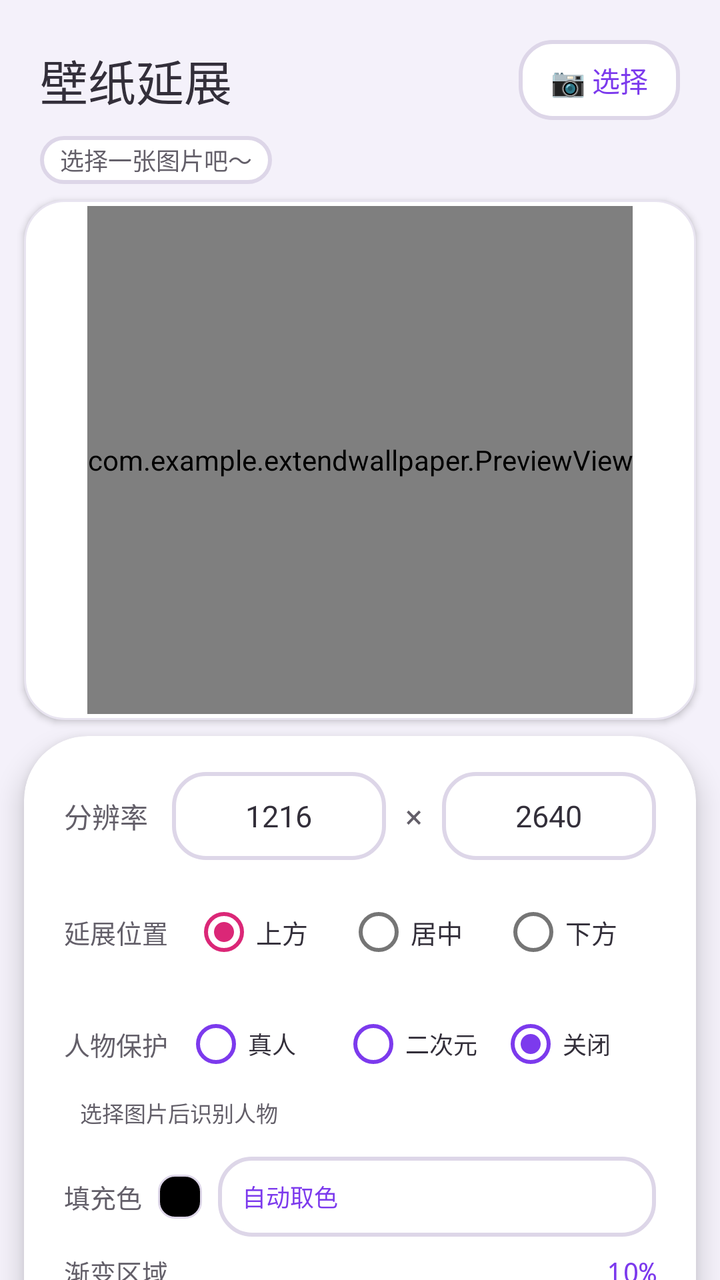
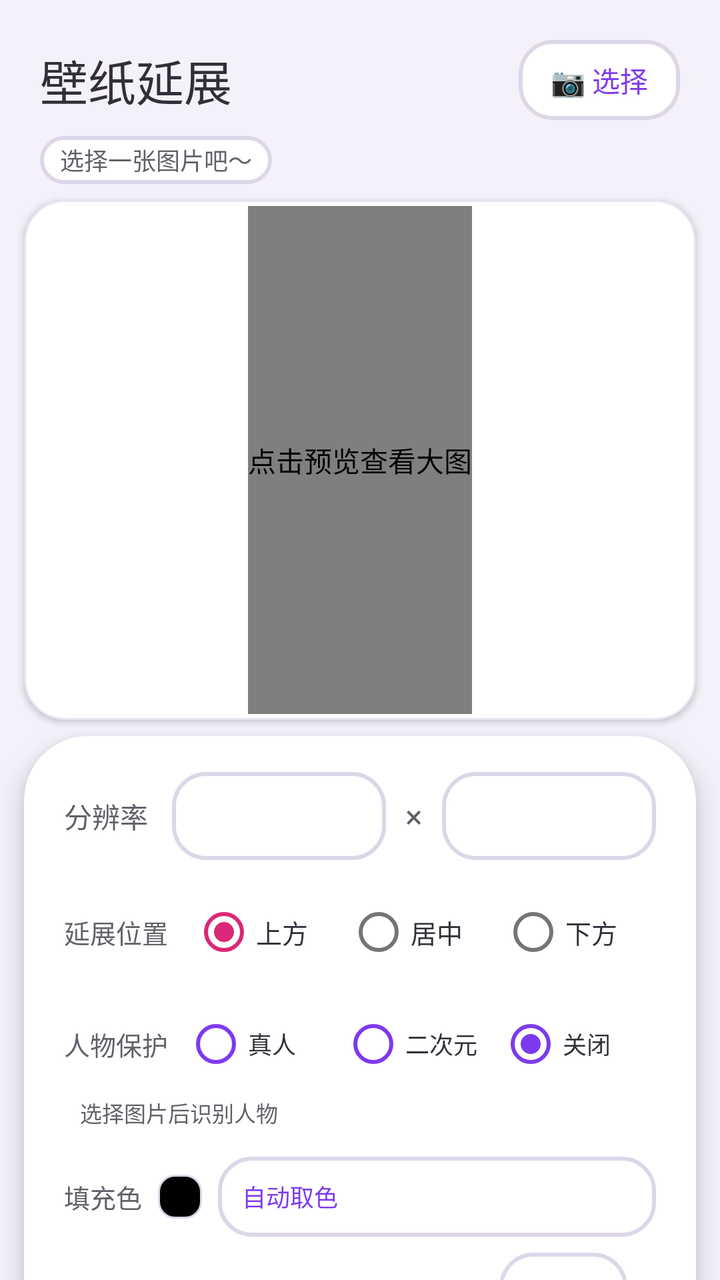

Two renders of the same Android screen: before a commit and after it. Below are the layout's source before the change and the commit's diff.
<!-- AndroidManifest.xml: application theme Theme.ExtendWallpaper -->
<!-- res/layout/activity_main.xml -->
<?xml version="1.0" encoding="utf-8"?>
<androidx.core.widget.NestedScrollView xmlns:android="http://schemas.android.com/apk/res/android"
    xmlns:app="http://schemas.android.com/apk/res-auto"
    android:layout_width="match_parent"
    android:layout_height="match_parent"
    android:background="@color/bg"
    android:fillViewport="true"
    android:fitsSystemWindows="true"
    android:clipToPadding="false"
    android:paddingBottom="12dp">

    <LinearLayout
        android:layout_width="match_parent"
        android:layout_height="wrap_content"
        android:orientation="vertical">

        
        <LinearLayout
            android:layout_width="match_parent"
            android:layout_height="56dp"
            android:gravity="center_vertical"
            android:paddingHorizontal="20dp"
            android:layout_marginTop="12dp">

            <TextView
                android:layout_width="0dp"
                android:layout_weight="1"
                android:layout_height="wrap_content"
                android:text="壁纸延展"
                android:textSize="24sp"
                android:textColor="@color/text_primary"
                android:fontFamily="sans-serif-medium" />

            <TextView
                android:id="@+id/btnPickImage"
                android:layout_width="wrap_content"
                android:layout_height="40dp"
                android:gravity="center"
                android:paddingHorizontal="16dp"
                android:text="📷 选择"
                android:textSize="14sp"
                android:textColor="@color/accent_primary"
                android:background="@drawable/input_field_bg"
                android:clickable="true"
                android:focusable="true" />
        </LinearLayout>

        <TextView
            android:id="@+id/tvImageInfo"
            android:layout_width="wrap_content"
            android:layout_height="24dp"
            android:layout_marginStart="20dp"
            android:layout_marginBottom="4dp"
            android:gravity="center_vertical"
            android:text="选择一张图片吧～"
            android:textSize="12sp"
            android:textColor="@color/text_muted"
            android:paddingHorizontal="10dp"
            android:background="@drawable/input_field_bg" />

        
        <FrameLayout
            android:layout_width="match_parent"
            android:layout_height="260dp"
            android:layout_marginHorizontal="12dp"
            android:layout_marginTop="4dp"
            android:layout_marginBottom="8dp"
            android:background="@drawable/preview_frame"
            android:elevation="2dp"
            android:gravity="center">

            <com.example.extendwallpaper.PreviewView
                android:id="@+id/previewView"
                android:layout_width="wrap_content"
                android:layout_height="match_parent"
                android:layout_gravity="center"
                android:layout_margin="3dp" />
        </FrameLayout>

        
        <androidx.cardview.widget.CardView
            android:layout_width="match_parent"
            android:layout_height="wrap_content"
            android:layout_marginHorizontal="12dp"
            android:layout_marginBottom="12dp"
            app:cardCornerRadius="32dp"
            app:cardElevation="8dp"
            app:cardBackgroundColor="@color/surface"
            android:clipChildren="false">

            <LinearLayout
                android:layout_width="match_parent"
                android:layout_height="wrap_content"
                android:orientation="vertical"
                android:paddingHorizontal="20dp"
                android:paddingTop="16dp"
                android:paddingBottom="20dp">

                <LinearLayout
                    android:layout_width="match_parent"
                    android:layout_height="48dp"
                    android:orientation="horizontal"
                    android:gravity="center_vertical"
                    android:layout_marginBottom="14dp">

                    <TextView
                        android:layout_width="wrap_content"
                        android:layout_height="wrap_content"
                        android:text="分辨率"
                        android:textSize="14sp"
                        android:textColor="@color/text_muted"
                        android:layout_marginEnd="12dp" />

                    <EditText
                        android:id="@+id/etPhoneWidth"
                        android:layout_width="0dp"
                        android:layout_weight="1"
                        android:layout_height="44dp"
                        android:inputType="number"
                        android:text="1216"
                        android:textColor="@color/text_primary"
                        android:textColorHint="#C4BFD0"
                        android:textSize="15sp"
                        android:gravity="center"
                        android:background="@drawable/input_field_bg" />

                    <TextView
                        android:layout_width="28dp"
                        android:layout_height="44dp"
                        android:gravity="center"
                        android:text="×"
                        android:textSize="16sp"
                        android:textColor="@color/text_muted" />

                    <EditText
                        android:id="@+id/etPhoneHeight"
                        android:layout_width="0dp"
                        android:layout_weight="1"
                        android:layout_height="44dp"
                        android:inputType="number"
                        android:text="2640"
                        android:textColor="@color/text_primary"
                        android:textColorHint="#C4BFD0"
                        android:textSize="15sp"
                        android:gravity="center"
                        android:background="@drawable/input_field_bg" />
                </LinearLayout>

                
                <LinearLayout
                    android:layout_width="match_parent"
                    android:layout_height="40dp"
                    android:orientation="horizontal"
                    android:gravity="center_vertical"
                    android:layout_marginBottom="8dp">

                    <TextView
                        android:layout_width="wrap_content"
                        android:layout_height="wrap_content"
                        android:text="延展位置"
                        android:textSize="13sp"
                        android:textColor="@color/text_muted"
                        android:layout_marginEnd="12dp" />

                    <RadioGroup
                        android:id="@+id/rgPosition"
                        android:layout_width="0dp"
                        android:layout_weight="1"
                        android:layout_height="wrap_content"
                        android:orientation="horizontal">

                        <RadioButton
                            android:id="@+id/rbTop"
                            android:layout_width="0dp"
                            android:layout_weight="1"
                            android:layout_height="wrap_content"
                            android:text="上方"
                            android:textSize="13sp"
                            android:textColor="@color/text_primary"
                            android:checked="true" />

                        <RadioButton
                            android:id="@+id/rbCenter"
                            android:layout_width="0dp"
                            android:layout_weight="1"
                            android:layout_height="wrap_content"
                            android:text="居中"
                            android:textSize="13sp"
                            android:textColor="@color/text_primary" />

                        <RadioButton
                            android:id="@+id/rbBottom"
                            android:layout_width="0dp"
                            android:layout_weight="1"
                            android:layout_height="wrap_content"
                            android:text="下方"
                            android:textSize="13sp"
                            android:textColor="@color/text_primary" />
                    </RadioGroup>
                </LinearLayout>

                
                <LinearLayout
                    android:id="@+id/personProtectionControls"
                    android:layout_width="match_parent"
                    android:layout_height="wrap_content"
                    android:gravity="center_vertical"
                    android:layout_marginTop="4dp"
                    android:layout_marginBottom="2dp">

                    <TextView
                        android:layout_width="wrap_content"
                        android:layout_height="wrap_content"
                        android:text="人物保护"
                        android:textSize="13sp"
                        android:textColor="@color/text_muted"
                        android:layout_marginEnd="8dp" />

                    <RadioGroup
                        android:id="@+id/rgProtection"
                        android:layout_width="0dp"
                        android:layout_height="wrap_content"
                        android:layout_weight="1"
                        android:orientation="horizontal">

                        <RadioButton
                            android:id="@+id/rbProtectionReal"
                            android:layout_width="0dp"
                            android:layout_height="wrap_content"
                            android:layout_weight="1"
                            android:buttonTint="@color/accent_primary"
                            android:text="真人"
                            android:textColor="@color/text_primary"
                            android:textSize="12sp" />

                        <RadioButton
                            android:id="@+id/rbProtectionAnime"
                            android:layout_width="0dp"
                            android:layout_height="wrap_content"
                            android:layout_weight="1"
                            android:buttonTint="@color/accent_primary"
                            android:text="二次元"
                            android:textColor="@color/text_primary"
                            android:textSize="12sp" />

                        <RadioButton
                            android:id="@+id/rbProtectionOff"
                            android:layout_width="0dp"
                            android:layout_height="wrap_content"
                            android:layout_weight="1"
                            android:buttonTint="@color/accent_primary"
                            android:text="关闭"
                            android:textColor="@color/text_primary"
                            android:textSize="12sp"
                            android:checked="true" />
                    </RadioGroup>
                </LinearLayout>

                <LinearLayout
                    android:id="@+id/personProtectionStatus"
                    android:layout_width="match_parent"
                    android:layout_height="wrap_content"
                    android:gravity="center_vertical"
                    android:layout_marginBottom="4dp">

                    <ProgressBar
                        android:id="@+id/pbProtection"
                        style="?android:attr/progressBarStyleHorizontal"
                        android:layout_width="0dp"
                        android:layout_height="3dp"
                        android:layout_weight="1"
                        android:max="100"
                        android:progress="0"
                        android:progressTint="@color/accent_primary"
                        android:visibility="gone" />

                    <TextView
                        android:id="@+id/tvProtectionStatus"
                        android:layout_width="wrap_content"
                        android:layout_height="wrap_content"
                        android:layout_marginStart="8dp"
                        android:text="选择图片后识别人物"
                        android:textColor="@color/text_muted"
                        android:textSize="11sp" />
                </LinearLayout>

                <CheckBox
                    android:id="@+id/cbSameColor"
                    android:layout_width="wrap_content"
                    android:layout_height="wrap_content"
                    android:text="上下同色"
                    android:textSize="12sp"
                    android:textColor="@color/text_muted"
                    android:layout_marginTop="4dp"
                    android:checked="true"
                    android:visibility="gone" />

                
                <LinearLayout
                    android:layout_width="match_parent"
                    android:layout_height="44dp"
                    android:layout_marginTop="8dp"
                    android:gravity="center_vertical"
                    android:orientation="horizontal">

                    <TextView
                        android:layout_width="wrap_content"
                        android:layout_height="wrap_content"
                        android:text="填充色"
                        android:textSize="13sp"
                        android:textColor="@color/text_muted"
                        android:layout_marginEnd="8dp" />

                    <View
                        android:id="@+id/vColorSwatch"
                        android:layout_width="22dp"
                        android:layout_height="22dp"
                        android:layout_marginEnd="8dp"
                        android:background="@drawable/color_swatch" />

                    <TextView
                        android:id="@+id/tvColorMode"
                        android:layout_width="0dp"
                        android:layout_weight="1"
                        android:layout_height="40dp"
                        android:gravity="center_vertical"
                        android:paddingHorizontal="12dp"
                        android:text="自动取色"
                        android:textSize="12sp"
                        android:textColor="@color/accent_primary"
                        android:background="@drawable/input_field_bg"
                        android:clickable="true"
                        android:focusable="true"
                        android:contentDescription="打开填充颜色选择" />
                </LinearLayout>

                <LinearLayout
                    android:layout_width="match_parent"
                    android:layout_height="wrap_content"
                    android:gravity="center_vertical"
                    android:layout_marginTop="6dp"
                    android:layout_marginBottom="2dp">

                    <TextView
                        android:layout_width="0dp"
                        android:layout_weight="1"
                        android:layout_height="wrap_content"
                        android:text="渐变区域"
                        android:textSize="13sp"
                        android:textColor="@color/text_muted" />

                    <TextView
                        android:id="@+id/tvModifyZone"
                        android:layout_width="wrap_content"
                        android:layout_height="wrap_content"
                        android:text="10%"
                        android:textSize="14sp"
                        android:textColor="@color/accent_primary"
                        android:fontFamily="monospace" />
                </LinearLayout>

                <SeekBar
                    android:id="@+id/sbModifyZone"
                    android:layout_width="match_parent"
                    android:layout_height="24dp"
                    android:max="100"
                    android:progress="10"
                    android:thumbTint="@color/accent_primary"
                    android:progressTint="@color/accent_primary"
                    android:progressBackgroundTint="#E8E4F0"
                    android:layout_marginBottom="12dp" />

                <LinearLayout
                    android:id="@+id/btnGenerate"
                    android:layout_width="match_parent"
                    android:layout_height="56dp"
                    android:gravity="center"
                    android:background="@drawable/btn_primary"
                    android:clickable="true"
                    android:focusable="true"
                    android:elevation="4dp">

                    <ProgressBar
                        android:id="@+id/progressBar"
                        android:layout_width="20dp"
                        android:layout_height="20dp"
                        android:layout_marginEnd="8dp"
                        android:visibility="gone"
                        android:indeterminateTint="@color/text_on_primary" />

                    <TextView
                        android:layout_width="wrap_content"
                        android:layout_height="wrap_content"
                        android:text="生成壁纸 ✨"
                        android:textSize="16sp"
                        android:textColor="@color/text_on_primary"
                        android:fontFamily="sans-serif-medium" />
                </LinearLayout>

                <TextView
                    android:id="@+id/tvResult"
                    android:layout_width="match_parent"
                    android:layout_height="wrap_content"
                    android:layout_marginTop="6dp"
                    android:textSize="11sp"
                    android:textColor="@color/text_muted"
                    android:gravity="center" />
            </LinearLayout>
        </androidx.cardview.widget.CardView>
    </LinearLayout>
</androidx.core.widget.NestedScrollView>
<!-- resources referenced by this layout -->
<resources>
  <color name="accent_primary">#7C3AED</color>
  <color name="bg">#F4F1FA</color>
  <color name="surface">#FFFFFF</color>
  <color name="text_muted">#635F69</color>
  <color name="text_on_primary">#FFFFFF</color>
  <color name="text_primary">#332F3A</color>
  <!-- drawable btn_primary (drawable) -->
  <?xml version="1.0" encoding="utf-8"?>
  <shape xmlns:android="http://schemas.android.com/apk/res/android">
      <gradient android:startColor="#A78BFA" android:endColor="#7C3AED" android:angle="135" />
      <corners android:radius="28dp" />
  </shape>
  <!-- drawable color_swatch (drawable) -->
  <?xml version="1.0" encoding="utf-8"?>
  <shape xmlns:android="http://schemas.android.com/apk/res/android" android:shape="rectangle">
      <corners android:radius="8dp" />
      <solid android:color="#000000" />
      <stroke android:width="1dp" android:color="@color/border" />
  </shape>
  <!-- drawable input_field_bg (drawable) -->
  <?xml version="1.0" encoding="utf-8"?>
  <shape xmlns:android="http://schemas.android.com/apk/res/android">
      <solid android:color="#FFFFFF" />
      <corners android:radius="16dp" />
      <stroke android:width="2dp" android:color="#DDD6E8" />
  </shape>
  <!-- drawable preview_frame (drawable) -->
  <?xml version="1.0" encoding="utf-8"?>
  <shape xmlns:android="http://schemas.android.com/apk/res/android">
      <solid android:color="@color/surface" />
      <corners android:radius="20dp" />
      <stroke android:width="1dp" android:color="#E8E4F0" />
  </shape>
  <style name="Theme.ExtendWallpaper" parent="Theme.MaterialComponents.Light.NoActionBar">
          <item name="colorPrimary">@color/accent_primary</item>
          <item name="colorPrimaryVariant">@color/accent_light</item>
          <item name="colorOnPrimary">@color/text_on_primary</item>
          <item name="colorSecondary">@color/accent_secondary</item>
          <item name="android:statusBarColor">@color/bg</item>
          <item name="android:navigationBarColor">@color/surface</item>
      </style>
  <color name="border">#DDD6E8</color>
  <color name="accent_light">#A78BFA</color>
  <color name="accent_secondary">#DB2777</color>
</resources>

<!-- the commit's change to res/layout/activity_main.xml (unified diff, before → after) -->
@@ -74,7 +74,10 @@
                 android:layout_width="wrap_content"
                 android:layout_height="match_parent"
                 android:layout_gravity="center"
-                android:layout_margin="3dp" />
+                android:layout_margin="3dp"
+                android:clickable="true"
+                android:focusable="true"
+                android:contentDescription="@string/preview_click_hint" />
         </FrameLayout>
 
         
@@ -117,7 +120,6 @@
                         android:layout_weight="1"
                         android:layout_height="44dp"
                         android:inputType="number"
-                        android:text="1216"
                         android:textColor="@color/text_primary"
                         android:textColorHint="#C4BFD0"
                         android:textSize="15sp"
@@ -138,7 +140,6 @@
                         android:layout_weight="1"
                         android:layout_height="44dp"
                         android:inputType="number"
-                        android:text="2640"
                         android:textColor="@color/text_primary"
                         android:textColorHint="#C4BFD0"
                         android:textSize="15sp"
@@ -349,14 +350,28 @@
                         android:textSize="13sp"
                         android:textColor="@color/text_muted" />
 
-                    <TextView
-                        android:id="@+id/tvModifyZone"
-                        android:layout_width="wrap_content"
-                        android:layout_height="wrap_content"
-                        android:text="10%"
+                    <EditText
+                        android:id="@+id/etModifyZone"
+                        android:layout_width="64dp"
+                        android:layout_height="40dp"
+                        android:background="@drawable/input_field_bg"
+                        android:gravity="center"
+                        android:imeOptions="actionDone"
+                        android:inputType="number"
+                        android:maxLength="3"
+                        android:selectAllOnFocus="true"
+                        android:text="10"
+                        android:textColor="@color/accent_primary"
                         android:textSize="14sp"
-                        android:textColor="@color/accent_primary"
                         android:fontFamily="monospace" />
+
+                    <TextView
+                        android:layout_width="wrap_content"
+                        android:layout_height="wrap_content"
+                        android:layout_marginStart="4dp"
+                        android:text="%"
+                        android:textColor="@color/text_muted"
+                        android:textSize="14sp" />
                 </LinearLayout>
 
                 <SeekBar
<!-- resource entries referenced after the edit -->
@@ -33,6 +33,7 @@
       <corners android:radius="20dp" />
       <stroke android:width="1dp" android:color="#E8E4F0" />
   </shape>
+  <string name="preview_click_hint">点击预览查看大图</string>
   <style name="Theme.ExtendWallpaper" parent="Theme.MaterialComponents.Light.NoActionBar">
           <item name="colorPrimary">@color/accent_primary</item>
           <item name="colorPrimaryVariant">@color/accent_light</item>
